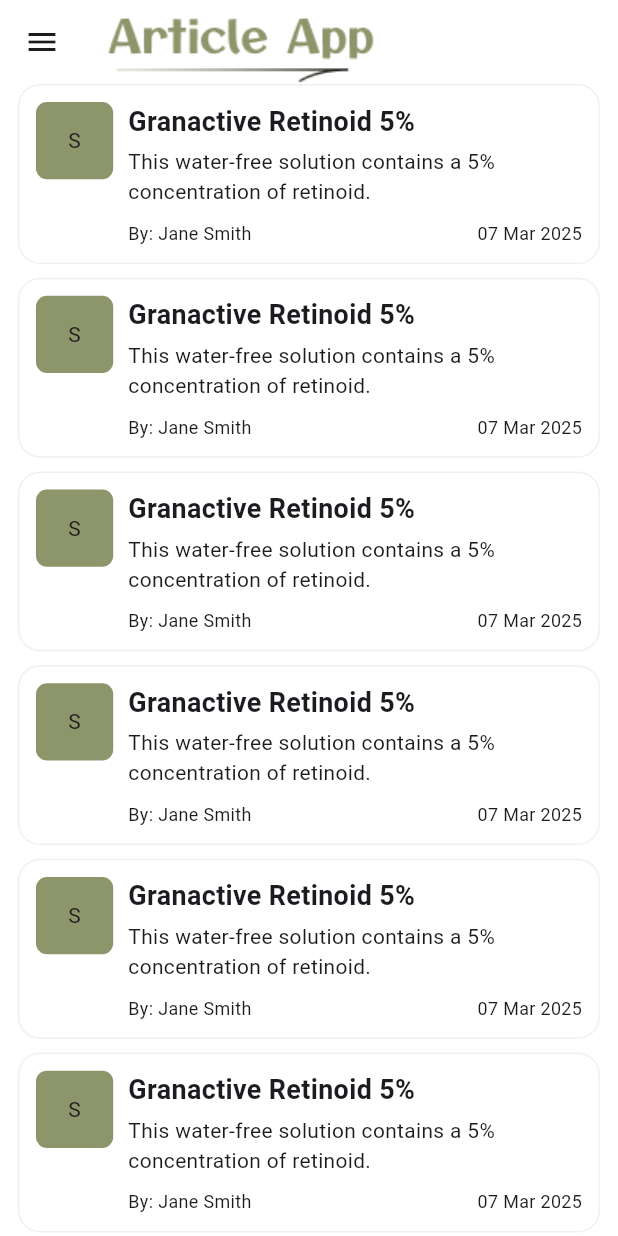
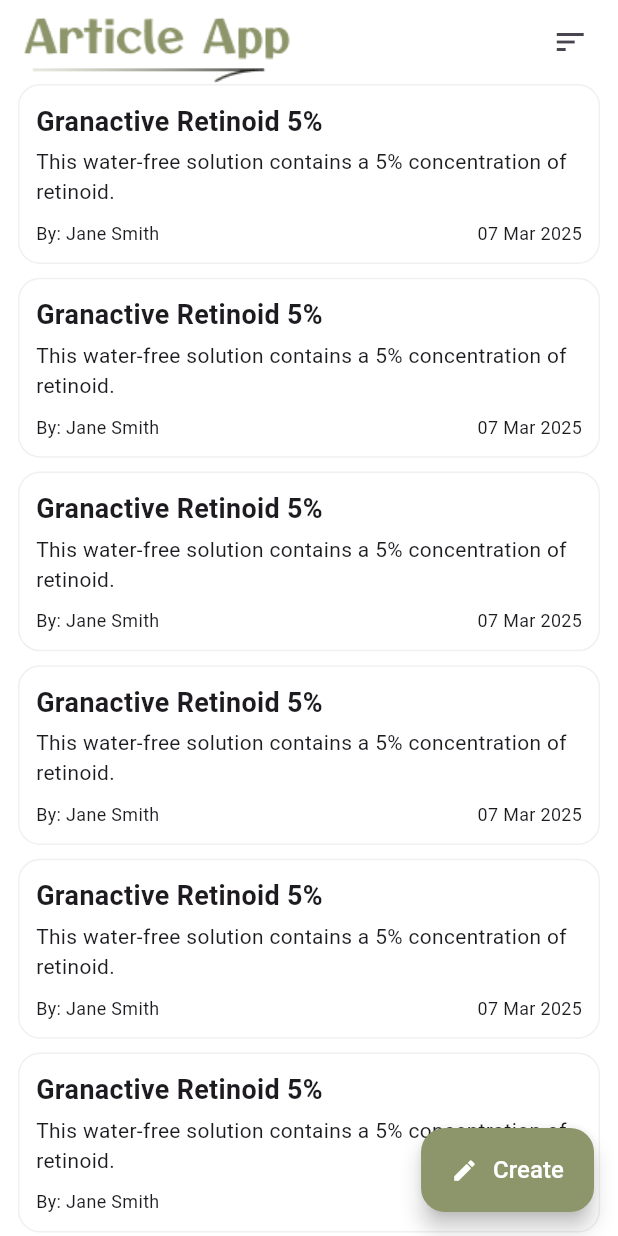
Before and after one commit to asadique2/article_app, a Flutter app: the screen it shows after launch, on a phone screen of 412 x 824 dp. Run offline on Flutter 3.47's test engine with Material 3 defaults, Android fonts, the phone set to English and light mode, and no system bars; our stand-ins replace flutter_screenutil, get.

```diff
--- a/article_app/lib/app/modeule/article/view/article_screen.dart
+++ b/article_app/lib/app/modeule/article/view/article_screen.dart
@@ -3,10 +3,13 @@ import 'package:article_app/app/themes/app_colors.dart';
 import 'package:article_app/app/widgets/common_text.dart';
 import 'package:article_app/data/images.dart';
 import 'package:article_app/utils/app_utils.dart';
+import 'package:article_app/utils/text_field_wrapper.dart';
 import 'package:flutter/material.dart';
 import 'package:flutter_screenutil/flutter_screenutil.dart';
 import 'package:get/get.dart';
 
+import '../../../widgets/common_input_filed.dart';
+import '../../../widgets/custom_button.dart';
 import '../controller/article_controller.dart';
 
 class ArticleScreen extends GetView<ArticleController> {
@@ -15,12 +18,26 @@ class ArticleScreen extends GetView<ArticleController> {
   @override
   Widget build(BuildContext context) {
     return Scaffold(
-      appBar: AppBar(title: Image.asset(AppImages.logo)),
-      drawer: Drawer(),
+      appBar: AppBar(
+        title: Image.asset(AppImages.logo),
+        actions: [Icon(Icons.sort).paddingOnly(right: 20.w)],
+      ),
       body: ListView.separated(
         separatorBuilder: (ctx, idx) => SizedBox(height: 10.h),
         itemBuilder: (ctx, idx) => articleCard(),
         itemCount: 20,
+      ),
+      floatingActionButton: FloatingActionButton.extended(
+        backgroundColor: AppColors.baseColor,
+        foregroundColor: AppColors.whiteColor,
+        onPressed: () {},
+        label: Row(
+          children: [
+            Icon(Icons.edit, size: 18.sp),
+            SizedBox(width: 10.w),
+            label(text: 'Create'),
+          ],
+        ),
       ),
     );
   }
@@ -37,16 +54,16 @@ class ArticleScreen extends GetView<ArticleController> {
         child: Row(
           crossAxisAlignment: CrossAxisAlignment.start,
           children: [
-            Container(
-              decoration: BoxDecoration(
-                color: AppColors.baseColor,
-                borderRadius: BorderRadius.circular(8.r),
-              ),
-              height: 56.h,
-              width: 56.h,
-              child: Center(child: Text('S')),
-            ),
-            SizedBox(width: 10.w),
+            // Container(
+            //   decoration: BoxDecoration(
+            //     color: AppColors.baseColor,
+            //     borderRadius: BorderRadius.circular(8.r),
+            //   ),
+            //   height: 56.h,
+            //   width: 56.h,
+            //   child: Center(child: Text('S')),
+            // ),
+            // SizedBox(width: 10.w),
             Expanded(
               child: Column(
                 crossAxisAlignment: CrossAxisAlignment.start,
--- a/article_app/lib/utils/app_utils.dart
+++ b/article_app/lib/utils/app_utils.dart
@@ -1,3 +1,6 @@
+import 'package:article_app/app/themes/app_colors.dart';
+import 'package:flutter/material.dart';
+import 'package:get/get.dart';
 import 'package:intl/intl.dart';
 
 class AppUtils {
@@ -10,4 +13,25 @@ class AppUtils {
       return null;
     }
   }
+
+  static getBottomSheet({required List<Widget> children, bool? isDisable}) =>
+      Get.bottomSheet(
+        GestureDetector(
+          onTap: () {},
+          onVerticalDragStart: (v) {},
+          child: ListView(
+            shrinkWrap: true,
+            padding: const EdgeInsets.symmetric(horizontal: 16, vertical: 20),
+            children: children,
+          ),
+        ),
+        backgroundColor: AppColors.whiteColor,
+        shape: const RoundedRectangleBorder(
+          borderRadius: BorderRadius.vertical(top: Radius.circular(16)),
+        ),
+        isScrollControlled: true,
+        ignoreSafeArea: true,
+        isDismissible: true,
+        persistent: false,
+      );
 }
```
Also changed, not shown: article_app/lib/app/modeule/article/view/article_details_screen.dart (+37 -1 lines), article_app/lib/app/widgets/common_input_filed.dart (added, +108 -0 lines), article_app/lib/app/widgets/common_text.dart (+19 -0 lines), article_app/lib/app/widgets/custom_button.dart (added, +26 -0 lines), article_app/lib/utils/text_field_wrapper.dart (added, +30 -0 lines).
